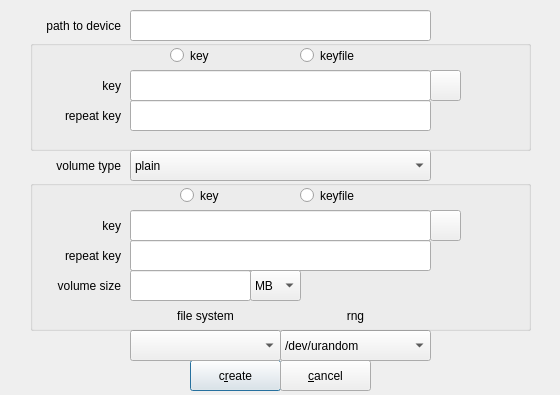
This is zuluCrypt-gui/createvolume.ui in mhogomchungu/zuluCrypt as Qt 5 draws it before an edit. The edited form follows.
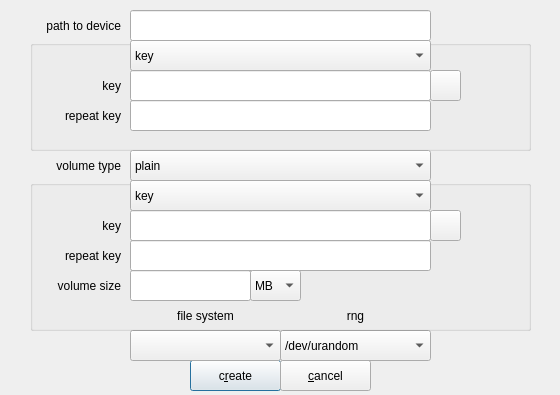
This is the edited form.

Commit message: use combobox instead of checkboxes in certain places

```diff
--- a/zuluCrypt-gui/createvolume.ui
+++ b/zuluCrypt-gui/createvolume.ui
@@ -95,32 +95,6 @@
    <property name="title">
     <string/>
    </property>
-   <widget class="QRadioButton" name="rbPassphrase">
-    <property name="geometry">
-     <rect>
-      <x>140</x>
-      <y>0</y>
-      <width>81</width>
-      <height>31</height>
-     </rect>
-    </property>
-    <property name="text">
-     <string>key</string>
-    </property>
-   </widget>
-   <widget class="QRadioButton" name="rbPassphraseFromFile">
-    <property name="geometry">
-     <rect>
-      <x>270</x>
-      <y>0</y>
-      <width>131</width>
-      <height>31</height>
-     </rect>
-    </property>
-    <property name="text">
-     <string>keyfile</string>
-    </property>
-   </widget>
    <widget class="QLineEdit" name="lineEditPassphrase1">
     <property name="geometry">
      <rect>
@@ -195,6 +169,26 @@
      <bool>true</bool>
     </property>
    </widget>
+   <widget class="QComboBox" name="cbNormalVolume">
+    <property name="geometry">
+     <rect>
+      <x>100</x>
+      <y>0</y>
+      <width>301</width>
+      <height>31</height>
+     </rect>
+    </property>
+    <item>
+     <property name="text">
+      <string>key</string>
+     </property>
+    </item>
+    <item>
+     <property name="text">
+      <string>keyfile</string>
+     </property>
+    </item>
+   </widget>
   </widget>
   <widget class="QComboBox" name="comboBoxFS">
    <property name="geometry">
@@ -351,32 +345,6 @@
      <string/>
     </property>
    </widget>
-   <widget class="QRadioButton" name="rbHiddenKey">
-    <property name="geometry">
-     <rect>
-      <x>150</x>
-      <y>0</y>
-      <width>71</width>
-      <height>31</height>
-     </rect>
-    </property>
-    <property name="text">
-     <string>key</string>
-    </property>
-   </widget>
-   <widget class="QRadioButton" name="rbHiddenKeyFile">
-    <property name="geometry">
-     <rect>
-      <x>270</x>
-      <y>0</y>
-      <width>131</width>
-      <height>31</height>
-     </rect>
-    </property>
-    <property name="text">
-     <string>keyfile </string>
-    </property>
-   </widget>
    <widget class="QLabel" name="label">
     <property name="geometry">
      <rect>
@@ -431,6 +399,26 @@
      </property>
     </item>
    </widget>
+   <widget class="QComboBox" name="cbHiddenVolume">
+    <property name="geometry">
+     <rect>
+      <x>100</x>
+      <y>0</y>
+      <width>301</width>
+      <height>31</height>
+     </rect>
+    </property>
+    <item>
+     <property name="text">
+      <string>key</string>
+     </property>
+    </item>
+    <item>
+     <property name="text">
+      <string>keyfile</string>
+     </property>
+    </item>
+   </widget>
   </widget>
   <widget class="QLabel" name="labelrng">
    <property name="geometry">
```
Left out of the diff: 4 changed lines with no effect on the pictures. The commit also changes 6 other files.
